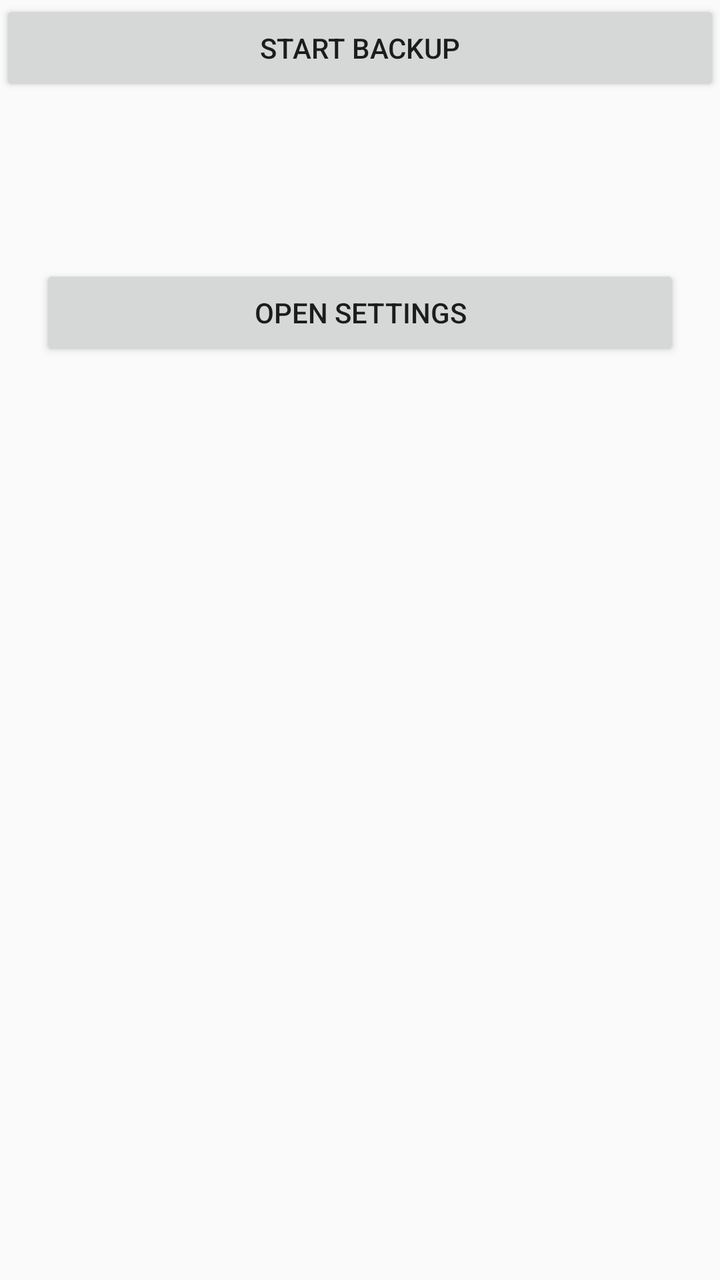
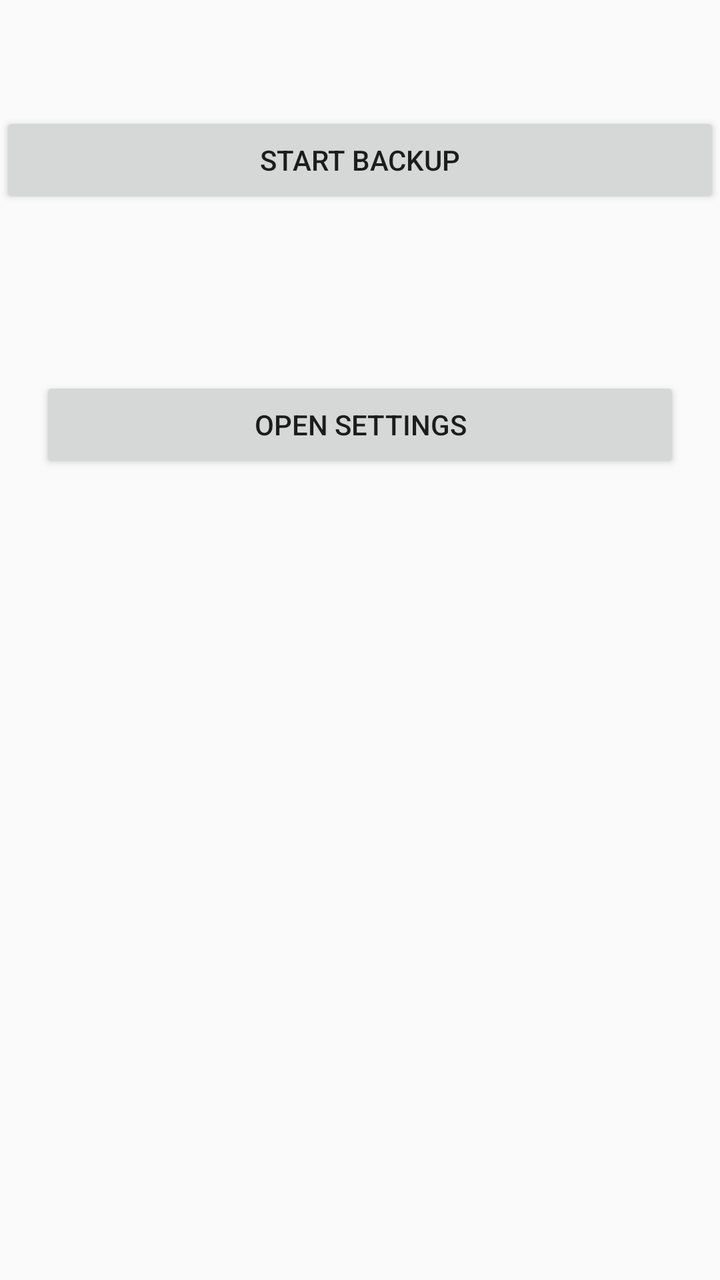

Two renders of the same Android screen: before a commit and after it. Below are the layout's source before the change and the commit's diff.
<!-- AndroidManifest.xml: application theme AppTheme -->
<!-- res/layout/activity_main.xml -->
<LinearLayout xmlns:android="http://schemas.android.com/apk/res/android"
    xmlns:tools="http://schemas.android.com/tools"
    android:layout_width="match_parent"
    android:layout_height="match_parent"
    android:orientation="vertical"
    tools:context=".MainActivity">

    <Button
        android:id="@+id/toggleButton"
        android:layout_width="match_parent"
        android:layout_height="wrap_content"
        android:text="@string/start_backup" />

    <TextView
        android:id="@+id/statsText"
        android:layout_width="match_parent"
        android:layout_height="wrap_content"
        android:layout_margin="20dp"
        android:textAppearance="@android:style/TextAppearance.Material.Medium" />

    <Button
        android:id="@+id/settingsButton"
        android:layout_width="match_parent"
        android:layout_height="wrap_content"
        android:layout_margin="20dp"
        android:text="Open Settings" />
</LinearLayout>
<!-- resources referenced by this layout -->
<resources>
  <string name="start_backup">Start backup</string>
  <style name="AppTheme" parent="android:Theme.Material.Light.DarkActionBar">
  
          <item name="android:colorPrimary">@color/primaryColor</item>
          <item name="android:colorPrimaryDark">@color/primaryDarkColor</item>
          <item name="android:colorAccent">@color/secondaryColor</item>
  
      </style>
  <color name="primaryColor">#234f5e</color>
  <color name="primaryDarkColor">#002734</color>
  <color name="secondaryColor">#aa3e16</color>
</resources>

<!-- the commit's change to res/layout/activity_main.xml (unified diff, before → after) -->
@@ -2,8 +2,10 @@
     xmlns:tools="http://schemas.android.com/tools"
     android:layout_width="match_parent"
     android:layout_height="match_parent"
+    android:fitsSystemWindows="true"
+    android:paddingTop="?android:attr/actionBarSize"
     android:orientation="vertical"
-    tools:context=".MainActivity">
+    tools:context="com.cromoteca.bfts.MainActivity">
 
     <Button
         android:id="@+id/toggleButton"
